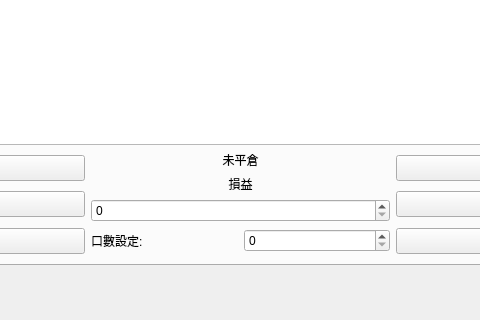
The window that TMW.ui (clamgee/python-code) describes before a commit, drawn with Qt 5; both pictures show x 234 to 714 and y 280 to 600 of the 949 by 600 pixel window.
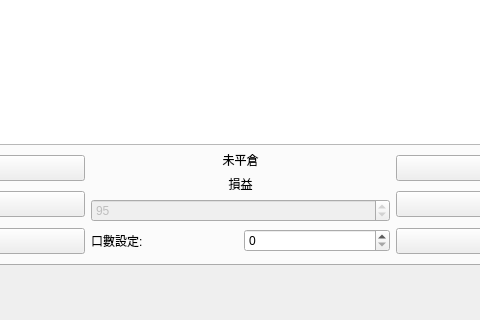
The same window after the commit.

The edit to the form file:
```diff
--- a/TMW.ui
+++ b/TMW.ui
@@ -2,6 +2,9 @@
 <ui version="4.0">
  <class>MainWindow</class>
  <widget class="QMainWindow" name="MainWindow">
+  <property name="enabled">
+   <bool>true</bool>
+  </property>
   <property name="geometry">
    <rect>
     <x>0</x>
@@ -218,7 +221,17 @@
                  </widget>
                 </item>
                 <item>
-                 <widget class="QSpinBox" name="spinBox"/>
+                 <widget class="QSpinBox" name="spinBox">
+                  <property name="enabled">
+                   <bool>false</bool>
+                  </property>
+                  <property name="inputMethodHints">
+                   <set>Qt::ImhNone</set>
+                  </property>
+                  <property name="value">
+                   <number>95</number>
+                  </property>
+                 </widget>
                 </item>
                </layout>
               </item>
```
